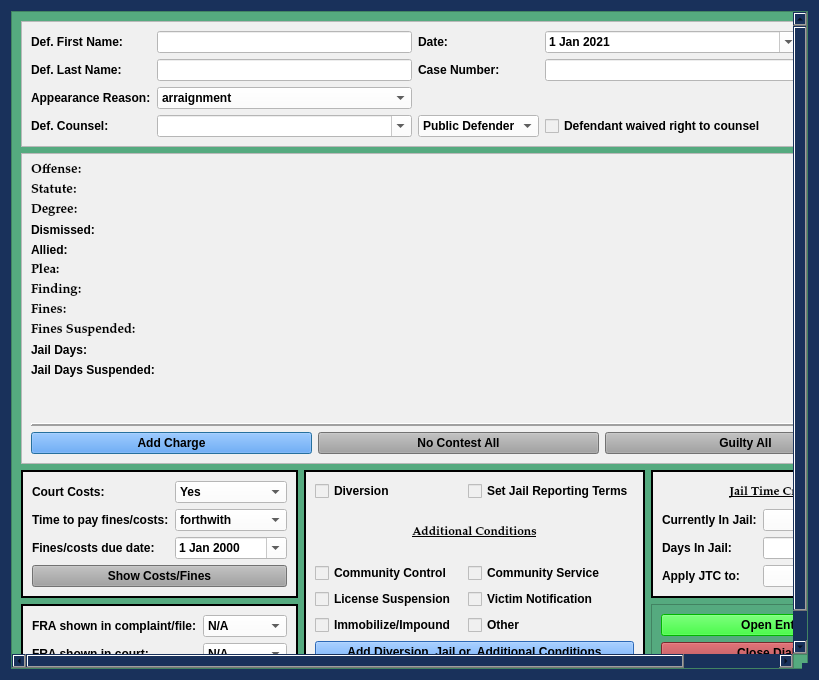
Old version of the form package/views/ui/JailCCPleaDialog.ui in the repository HunterProgram22/MuniEntry.
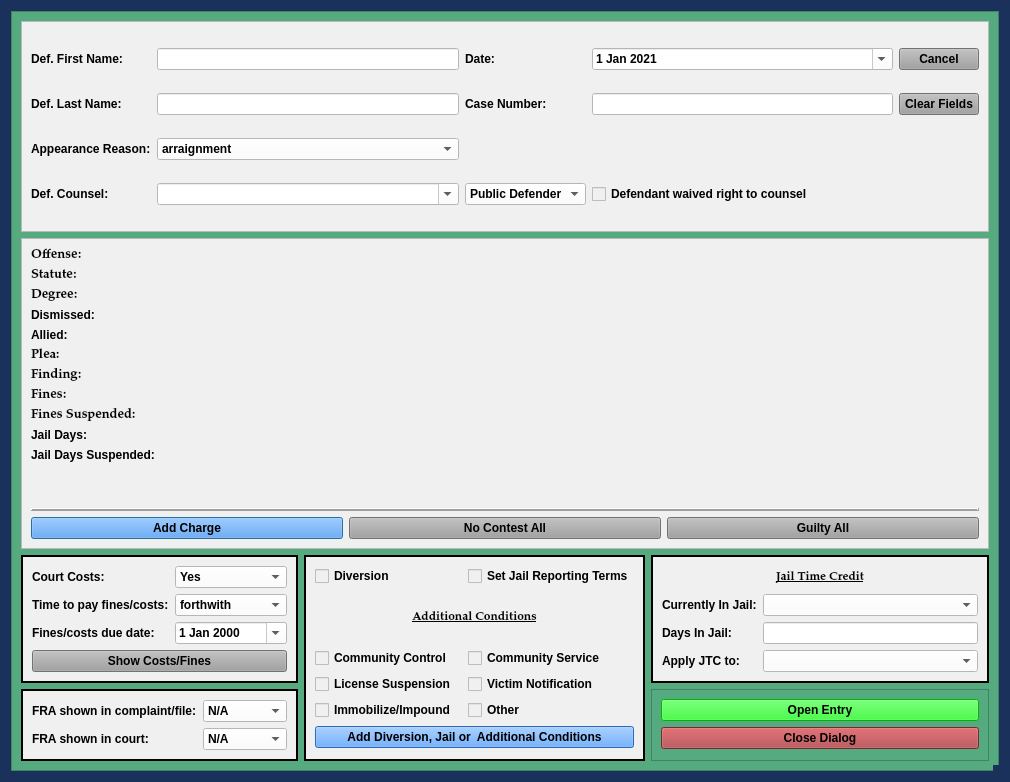
New version of the form.

Commit message: Added QIntValidator to jail_time_credit_box in JailCCDialog

The edit to the form file:
```diff
--- a/package/views/ui/JailCCPleaDialog.ui
+++ b/package/views/ui/JailCCPleaDialog.ui
@@ -9,8 +9,8 @@
    <rect>
     <x>0</x>
     <y>0</y>
-    <width>819</width>
-    <height>680</height>
+    <width>1010</width>
+    <height>782</height>
    </rect>
   </property>
   <property name="sizePolicy">
@@ -162,8 +162,8 @@
        <rect>
         <x>0</x>
         <y>0</y>
-        <width>880</width>
-        <height>751</height>
+        <width>990</width>
+        <height>762</height>
        </rect>
       </property>
       <layout class="QGridLayout" name="gridLayout_4" rowstretch="1,0,0,0">
```
The commit also changes 4 other files.
